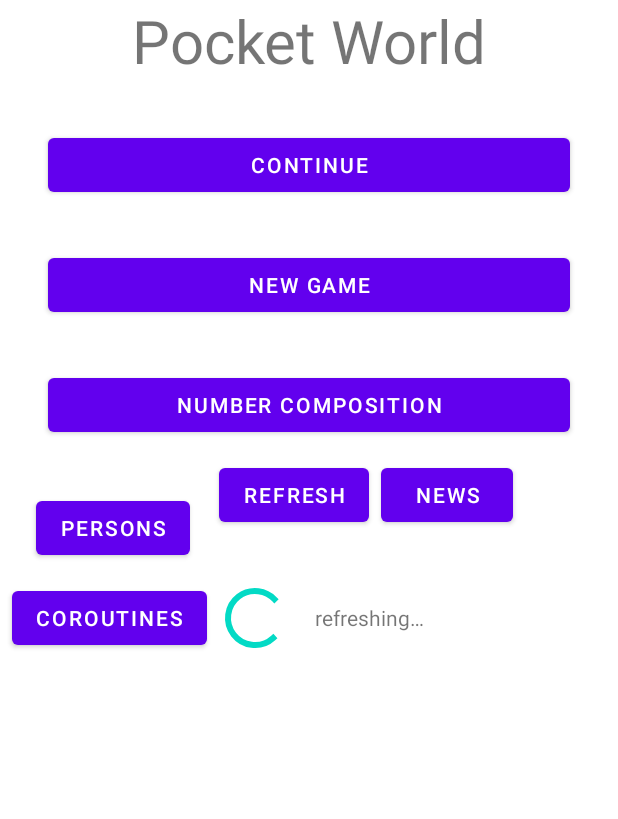
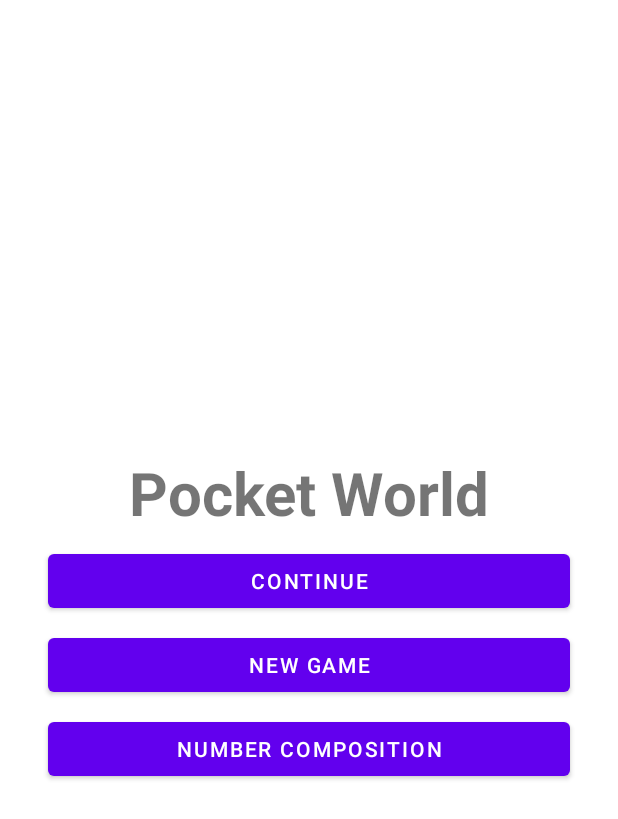
Before and after one commit to r-kozak/Pocket-World, an Android app: the layout activity_main.xml on its own in the app's theme, with its tools: preview values and no code run, on a phone screen of 412 x 824 dp. Shown: the top 819 px of the screen. Run offline under Robolectric (Android 15) with nearby library versions, the phone set to English and light mode, and no system bars.

Commit message:
refine main activity, add DashboardActivity.kt

```diff
--- a/app/build.gradle
+++ b/app/build.gradle
@@ -16,7 +16,7 @@ android {
         minSdk 29
         targetSdk 33
         versionCode 2
-        versionName "0.2"
+        versionName "v0.2"
 
         testInstrumentationRunner "androidx.test.runner.AndroidJUnitRunner"
     }
--- a/app/src/main/res/layout/activity_main.xml
+++ b/app/src/main/res/layout/activity_main.xml
@@ -11,74 +11,25 @@
     </data>
 
     <androidx.constraintlayout.widget.ConstraintLayout
-        android:layout_width="match_parent"
-        android:layout_height="match_parent"
-        tools:context=".presentation.main.MainActivity">
-
-        <androidx.constraintlayout.widget.ConstraintLayout
         android:id="@+id/main_data"
         android:layout_width="match_parent"
         android:layout_height="match_parent"
-            app:mainDataVisibility="@{viewModel.pwStateRefreshed}">
-
-            <Button
-                android:id="@+id/buttonPersons"
-                android:layout_width="wrap_content"
-                android:layout_height="48dp"
-                android:layout_marginStart="24dp"
-                android:layout_marginTop="328dp"
-                android:text="@string/persons"
-                app:layout_constraintStart_toStartOf="parent"
-                app:layout_constraintTop_toTopOf="parent" />
-
-            <Button
-                android:id="@+id/buttonNumComposition"
-                android:layout_width="0dp"
-                android:layout_height="48dp"
-                android:layout_marginStart="32dp"
-                android:layout_marginTop="32dp"
-                android:layout_marginEnd="32dp"
-                android:text="@string/number_composition"
-                app:layout_constraintEnd_toEndOf="parent"
-                app:layout_constraintStart_toStartOf="parent"
-                app:layout_constraintTop_toBottomOf="@+id/buttonNewGame" />
-
-            <Button
-                android:id="@+id/buttonCoroutines"
-                android:layout_width="wrap_content"
-                android:layout_height="wrap_content"
-                android:layout_marginStart="8dp"
-                android:layout_marginTop="12dp"
-                android:text="@string/coroutines"
-                app:layout_constraintStart_toStartOf="parent"
-                app:layout_constraintTop_toBottomOf="@+id/buttonPersons" />
-
-            <Button
-                android:id="@+id/buttonRefreshPwState"
-                android:layout_width="wrap_content"
-                android:layout_height="wrap_content"
-                android:layout_marginStart="8dp"
-                android:layout_marginTop="12dp"
-                android:text="@string/refresh_pw_state"
-                app:layout_constraintStart_toEndOf="@+id/buttonCoroutines"
-                app:layout_constraintTop_toBottomOf="@+id/buttonNumComposition" />
-
-            <Button
-                android:id="@+id/buttonNews"
-                android:layout_width="wrap_content"
-                android:layout_height="wrap_content"
-                android:layout_marginStart="8dp"
-                android:layout_marginTop="12dp"
-                android:text="@string/news"
-                app:layout_constraintStart_toEndOf="@+id/buttonRefreshPwState"
-                app:layout_constraintTop_toBottomOf="@+id/buttonNumComposition" />
+        app:mainDataVisibility="@{viewModel.pwStateRefreshed}"
+        tools:context=".presentation.main.MainActivity">
 
         <TextView
             android:id="@+id/tv_label_game"
-                android:layout_width="wrap_content"
+            android:layout_width="0dp"
             android:layout_height="wrap_content"
+            android:layout_marginStart="32dp"
+            android:layout_marginTop="4dp"
+            android:layout_marginEnd="32dp"
+            android:layout_marginBottom="4dp"
+            android:gravity="center"
             android:text="@string/app_name"
             android:textSize="40sp"
+            android:textStyle="bold"
+            app:layout_constraintBottom_toTopOf="@id/buttonContinue"
             app:layout_constraintEnd_toEndOf="parent"
             app:layout_constraintStart_toStartOf="parent"
             app:layout_constraintTop_toTopOf="parent"
@@ -89,59 +40,55 @@
             android:layout_width="0dp"
             android:layout_height="wrap_content"
             android:layout_marginStart="32dp"
-                android:layout_marginTop="32dp"
+            android:layout_marginTop="4dp"
             android:layout_marginEnd="32dp"
+            android:layout_marginBottom="4dp"
             android:text="@string/continue_label"
+            app:layout_constraintBottom_toTopOf="@id/buttonNewGame"
             app:layout_constraintEnd_toEndOf="parent"
             app:layout_constraintStart_toStartOf="parent"
-                app:layout_constraintTop_toBottomOf="@+id/tv_label_game" />
+            app:layout_constraintTop_toBottomOf="@+id/tv_label_game"
+            app:layout_constraintVertical_chainStyle="packed" />
 
         <Button
             android:id="@+id/buttonNewGame"
             android:layout_width="0dp"
             android:layout_height="wrap_content"
             android:layout_marginStart="32dp"
-                android:layout_marginTop="32dp"
+            android:layout_marginTop="4dp"
             android:layout_marginEnd="32dp"
+            android:layout_marginBottom="4dp"
             android:text="@string/new_game"
+            app:layout_constraintBottom_toTopOf="@id/buttonNumComposition"
             app:layout_constraintEnd_toEndOf="parent"
-                app:layout_constraintHorizontal_bias="0.0"
             app:layout_constraintStart_toStartOf="parent"
-                app:layout_constraintTop_toBottomOf="@+id/buttonContinue" />
+            app:layout_constraintTop_toBottomOf="@+id/buttonContinue"
+            app:layout_constraintVertical_chainStyle="packed" />
+
+        <Button
+            android:id="@+id/buttonNumComposition"
+            android:layout_width="0dp"
+            android:layout_height="wrap_content"
+            android:layout_marginStart="32dp"
+            android:layout_marginTop="4dp"
+            android:layout_marginEnd="32dp"
+            android:layout_marginBottom="4dp"
+            android:text="@string/number_composition"
+            app:layout_constraintBottom_toBottomOf="parent"
+            app:layout_constraintEnd_toEndOf="parent"
+            app:layout_constraintStart_toStartOf="parent"
+            app:layout_constraintTop_toBottomOf="@+id/buttonNewGame"
+            app:layout_constraintVertical_chainStyle="packed" />
+
+        <TextView
+            android:id="@+id/tv_app_version"
+            android:layout_width="wrap_content"
+            android:layout_height="wrap_content"
+            android:layout_marginEnd="4dp"
+            android:layout_marginBottom="4dp"
+            android:text="@{viewModel.appVersion}"
+            app:layout_constraintBottom_toBottomOf="parent"
+            app:layout_constraintEnd_toEndOf="parent" />
     </androidx.constraintlayout.widget.ConstraintLayout>
 
-        <RelativeLayout
-            android:layout_width="wrap_content"
-            android:layout_height="wrap_content"
-            android:layout_margin="16dp"
-            app:stateRefreshingProgressVisibility="@{viewModel.pwStateRefreshed}"
-            app:layout_constraintBottom_toBottomOf="parent"
-            app:layout_constraintLeft_toLeftOf="parent"
-            app:layout_constraintRight_toRightOf="parent"
-            app:layout_constraintTop_toTopOf="parent">
-
-            <ProgressBar
-                android:id="@+id/refreshing_pw_state_progress_bar"
-                style="?android:attr/progressBarStyle"
-                android:layout_width="wrap_content"
-                android:layout_height="wrap_content"
-                android:layout_marginLeft="16dp"
-                android:layout_marginRight="16dp"
-                android:indeterminate="true"
-                android:max="100"
-                android:visibility="visible" />
-
-            <TextView
-                android:id="@+id/refreshing_pw_state_label"
-                android:layout_width="wrap_content"
-                android:layout_height="48dp"
-                android:layout_alignParentTop="true"
-                android:layout_gravity="center_vertical"
-                android:layout_marginTop="0dp"
-                android:layout_toEndOf="@+id/refreshing_pw_state_progress_bar"
-                android:gravity="center"
-                android:text="@string/refreshing" />
-        </RelativeLayout>
-
-    </androidx.constraintlayout.widget.ConstraintLayout>
 </layout>
```
Also changed, not shown: app/src/main/AndroidManifest.xml (+11 -6 lines), app/src/main/java/com/kozak/pw/DashboardActivity.kt (added, +11 -0 lines), app/src/main/java/com/kozak/pw/PwApp.kt (+4 -4 lines), app/src/main/java/com/kozak/pw/presentation/main/MainActivity.kt (+2 -23 lines), app/src/main/java/com/kozak/pw/presentation/main/MainViewModel.kt (+9 -0 lines), app/src/main/res/layout/activity_coroutines.xml (deleted, +0 -67 lines), app/src/main/res/layout/activity_dashboard.xml (added, +75 -0 lines), app/src/main/res/values/strings.xml (+0 -8 lines), 1 other file. Lines whose indentation alone changed are shown as unchanged.
